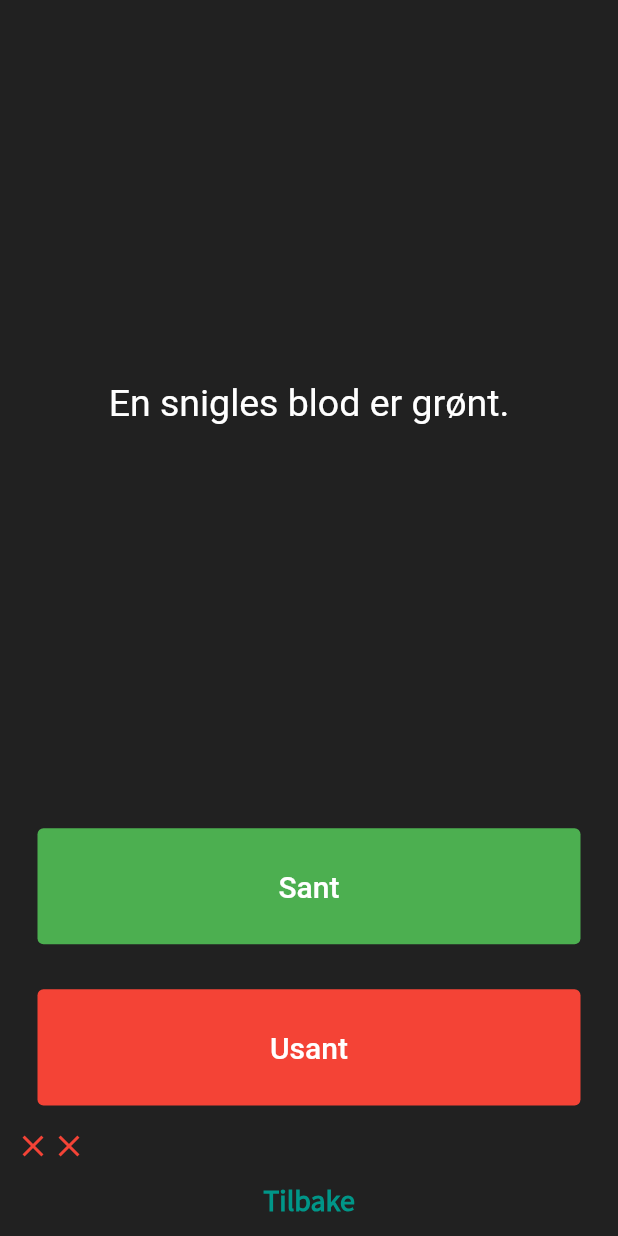
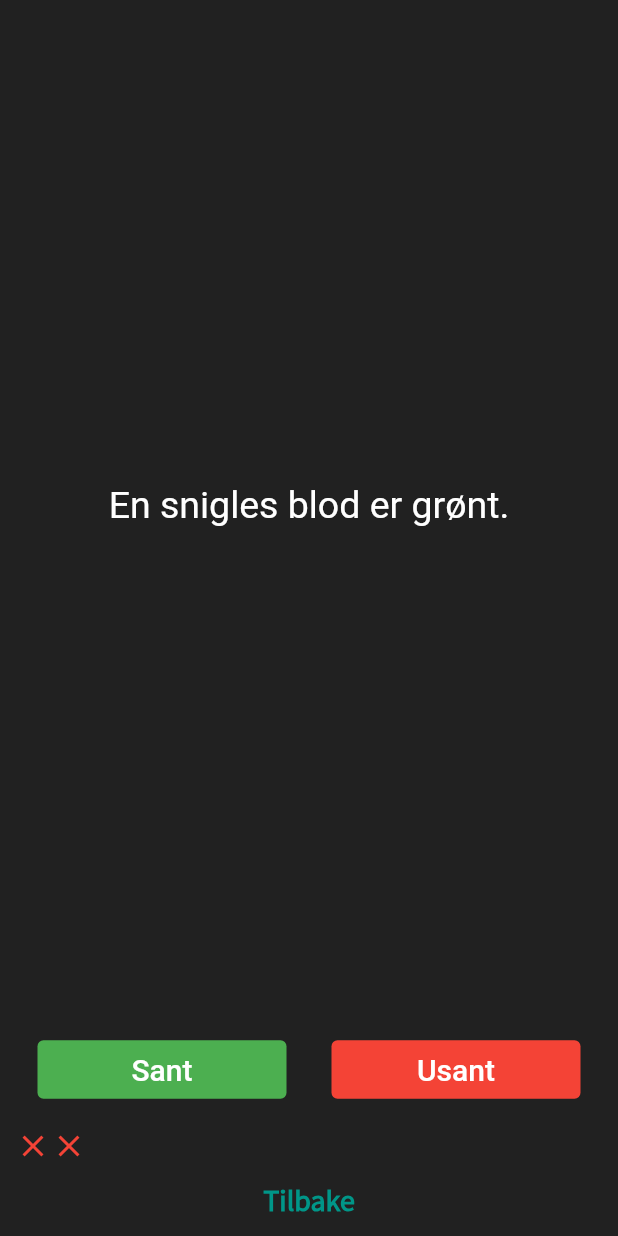
Before and after one commit to rbyre/playground, a Flutter app: the Quizzen screen opened directly, after a tap on "Sant", after a tap on "Usant", on a phone screen of 412 x 824 dp. Run offline on Flutter 3.47's test engine with Material 2 defaults, Android fonts, the light colour scheme and no system bars; our stand-ins replace audioplayers.

Commit message:
some refactoring

```diff
--- /dev/null
+++ b/lib/quizz/quiz_brain.dart
@@ -0,0 +1,36 @@
+import 'package:playground/quizz/question.dart';
+
+class QuizBrain {
+  List<Question> _questionBank = [
+    Question(questionText: 'Norges høyeste fjell heter Kattnakken.', questionAnswer: false),
+    Question(
+        questionText: 'Ca. en fjerdedel av menneskets bein ligger i føttene.',
+        questionAnswer: true),
+    Question(questionText: 'En snigles blod er grønt.', questionAnswer: false),
+    Question(
+        questionText: 'En mannlig hornbille kan løfte 850 ganger sin egen kroppsvekt.',
+        questionAnswer: true),
+    Question(
+        questionText: 'Den totale overflaten av to menneske lunger er ca. 70 kvadratmeter.',
+        questionAnswer: true),
+    Question(
+        questionText:
+            'Sjokolade påvirker en hunds hjerte og nervesystem nok til at hunden kan dø av å spise det.',
+        questionAnswer: true),
+    Question(
+        questionText: 'Ingen del av et kvadratisk stykke tørt papir kan brettes mer enn 7 ganger.',
+        questionAnswer: false),
+  ];
+
+  String getQuestionText(int questionNumber) {
+    return _questionBank[questionNumber].questionText;
+  }
+
+  bool getQuestionAnswer(int questionNumber) {
+    return _questionBank[questionNumber].questionAnswer;
+  }
+
+  int getQuizLength() {
+    return _questionBank.length;
+  }
+}
--- a/lib/quizz/quiz_page.dart
+++ b/lib/quizz/quiz_page.dart
@@ -1,5 +1,5 @@
 import 'package:flutter/material.dart';
-import 'package:playground/quizz/question.dart';
+import 'package:playground/quizz/quiz_brain.dart';
 
 class QuizPage extends StatefulWidget {
   const QuizPage({Key? key}) : super(key: key);
@@ -11,19 +11,9 @@ class QuizPage extends StatefulWidget {
 class _QuizPageState extends State<QuizPage> {
   List<Icon> scoreKeeper = [];
   int questionNumber = 0;
-  List<Question> questionBank = [
-    Question(questionText: 'Norges høyeste fjell heter Kattnakken.', questionAnswer: false),
-    Question(
-        questionText: 'Ca. en fjerdedel av menneskets bein ligger i føttene.',
-        questionAnswer: true),
-    Question(questionText: 'En snigles blod er grønt.', questionAnswer: false),
-    Question(
-        questionText: 'En mannlig hornbille kan løfte 850 ganger sin egen kroppsvekt.',
-        questionAnswer: true),
-  ];
 
   List<bool> answers = [false, true, false, true];
-
+  QuizBrain quizBrain = new QuizBrain();
   @override
   Widget build(BuildContext context) {
     return Column(
@@ -36,21 +26,24 @@ class _QuizPageState extends State<QuizPage> {
             padding: EdgeInsets.all(10.0),
             child: Center(
               child: Text(
-                questionNumber < questionBank.length
-                    ? questionBank[questionNumber].questionText.toString()
+                questionNumber < quizBrain.getQuizLength()
+                    ? quizBrain.getQuestionText(questionNumber).toString()
                     : 'Ingen flere spørsmål!',
                 style: TextStyle(fontSize: 25.0, color: Colors.white),
               ),
             ),
           ),
         ),
+        questionNumber < quizBrain.getQuizLength()
+            ? Row(
+                children: [
                   Expanded(
                     child: Padding(
                       padding: const EdgeInsets.all(15.0),
                       child: TextButton(
                           style: TextButton.styleFrom(backgroundColor: Colors.green),
                           onPressed: () {
-                  bool correctAnswer = questionBank[questionNumber].questionAnswer;
+                            bool correctAnswer = quizBrain.getQuestionAnswer(questionNumber);
                             setState(() {
                               correctAnswer == true
                                   ? scoreKeeper.add(Icon(
@@ -76,7 +69,7 @@ class _QuizPageState extends State<QuizPage> {
                       child: TextButton(
                           style: TextButton.styleFrom(backgroundColor: Colors.red),
                           onPressed: () {
-                  bool correctAnswer = answers[questionNumber];
+                            bool correctAnswer = quizBrain.getQuestionAnswer(questionNumber);
                             setState(() {
                               correctAnswer == false
                                   ? scoreKeeper.add(Icon(
@@ -94,6 +87,26 @@ class _QuizPageState extends State<QuizPage> {
                             'Usant',
                             style: TextStyle(fontSize: 20, color: Colors.white),
                           )),
+                    ),
+                  ),
+                ],
+              )
+            : Expanded(
+                child: Padding(
+                  padding: const EdgeInsets.all(15.0),
+                  child: TextButton(
+                    style: TextButton.styleFrom(backgroundColor: Colors.orange),
+                    onPressed: () {
+                      setState(() {
+                        questionNumber = 0;
+                        scoreKeeper = [];
+                      });
+                    },
+                    child: const Text(
+                      'Reset',
+                      style: TextStyle(fontSize: 20, color: Colors.white),
+                    ),
+                  ),
                 ),
               ),
         Row(
```
Lines whose indentation alone changed are shown as unchanged.
